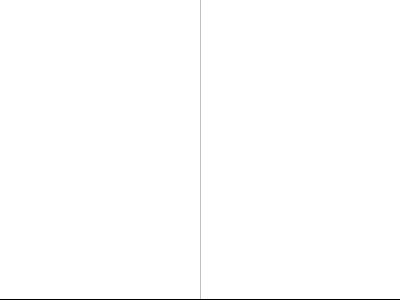
This is plugins/view/tableview/TableView.ui in vadivelselvaraj/TulipGLImprovement as Qt 5 draws it before an edit. The edited form follows.
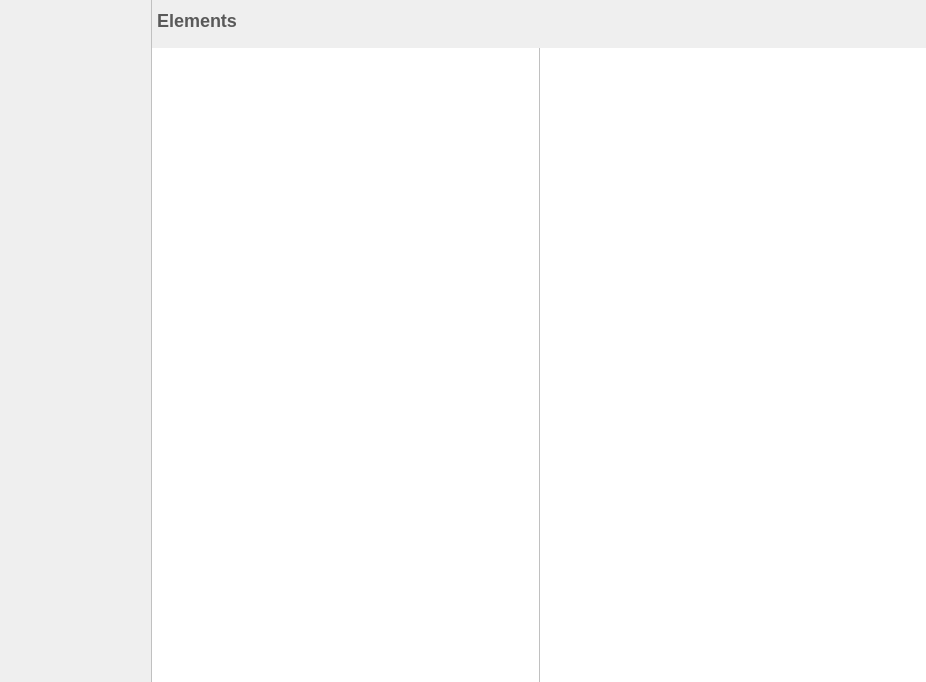
This is the edited form. Icons and pictures are not drawn. Custom widgets are drawn as their Qt base class.

Commit message: Slightly revised version of table view with revised properties management (now in a full side panel), sortable elements and columns hidden by default

```diff
--- a/plugins/view/tableview/TableView.ui
+++ b/plugins/view/tableview/TableView.ui
@@ -6,8 +6,8 @@
    <rect>
     <x>0</x>
     <y>0</y>
-    <width>400</width>
-    <height>300</height>
+    <width>926</width>
+    <height>682</height>
    </rect>
   </property>
   <property name="styleSheet">
@@ -124,19 +124,76 @@
 stop:1 rgb(90, 90, 90));
 }</string>
   </property>
+  <layout class="QVBoxLayout" name="verticalLayout_2">
+   <property name="margin">
+    <number>0</number>
+   </property>
+   <item>
+    <widget class="QSplitter" name="splitter_2">
+     <property name="orientation">
+      <enum>Qt::Horizontal</enum>
+     </property>
+     <property name="handleWidth">
+      <number>1</number>
+     </property>
+     <widget class="PropertiesEditor" name="propertiesEditor" native="true"/>
+     <widget class="QFrame" name="frame">
   <layout class="QVBoxLayout" name="verticalLayout">
-   <property name="spacing">
-    <number>0</number>
-   </property>
    <property name="margin">
     <number>0</number>
    </property>
+       <item>
+        <widget class="QFrame" name="frame_2">
+         <property name="sizePolicy">
+          <sizepolicy hsizetype="Preferred" vsizetype="Maximum">
+           <horstretch>0</horstretch>
+           <verstretch>0</verstretch>
+          </sizepolicy>
+         </property>
+         <layout class="QVBoxLayout" name="verticalLayout_3">
+          <property name="leftMargin">
+           <number>5</number>
+          </property>
+          <property name="topMargin">
+           <number>0</number>
+          </property>
+          <property name="rightMargin">
+           <number>0</number>
+          </property>
+          <property name="bottomMargin">
+           <number>0</number>
+          </property>
+          <item>
+           <widget class="QLabel" name="label">
+            <property name="sizePolicy">
+             <sizepolicy hsizetype="Preferred" vsizetype="Maximum">
+              <horstretch>0</horstretch>
+              <verstretch>0</verstretch>
+             </sizepolicy>
+            </property>
+            <property name="minimumSize">
+             <size>
+              <width>0</width>
+              <height>42</height>
+             </size>
+            </property>
+            <property name="styleSheet">
+             <string notr="true">font-weight: bold;
+color: #595959;</string>
+            </property>
+            <property name="text">
+             <string>&lt;font size=&quot;5&quot;&gt;Elements&lt;/font&gt;</string>
+            </property>
+           </widget>
+          </item>
+         </layout>
+        </widget>
+       </item>
    <item>
     <widget class="QSplitter" name="splitter">
      <property name="styleSheet">
       <string notr="true">QSplitter {
-border: 0px;
-border-bottom: 1px solid black;
+background-color: white;
 }</string>
      </property>
      <property name="orientation">
@@ -149,6 +206,15 @@
       <property name="frameShape">
        <enum>QFrame::NoFrame</enum>
       </property>
+          <property name="sortingEnabled">
+           <bool>true</bool>
+          </property>
+          <property name="wordWrap">
+           <bool>false</bool>
+          </property>
+          <property name="cornerButtonEnabled">
+           <bool>false</bool>
+          </property>
      </widget>
      <widget class="QTableView" name="edgesTable">
       <property name="frameShape">
@@ -163,11 +229,32 @@
       <property name="sortingEnabled">
        <bool>true</bool>
       </property>
+          <property name="wordWrap">
+           <bool>false</bool>
+          </property>
+          <property name="cornerButtonEnabled">
+           <bool>false</bool>
+          </property>
      </widget>
     </widget>
    </item>
   </layout>
  </widget>
+    </widget>
+   </item>
+  </layout>
+ </widget>
+ <customwidgets>
+  <customwidget>
+   <class>PropertiesEditor</class>
+   <extends>QWidget</extends>
+   <header>PropertiesEditor.h</header>
+   <container>1</container>
+   <slots>
+    <signal>propertyVisibilityChanged(tlp::PropertyInterface*,bool)</signal>
+   </slots>
+  </customwidget>
+ </customwidgets>
  <resources>
   <include location="../../../library/tulip-gui/resources/TulipGUIResource.qrc"/>
  </resources>
```
Left out of the diff: 3 changed lines with no effect on the pictures. Lines whose indentation alone changed are shown as unchanged. The commit also changes 17 other files.
